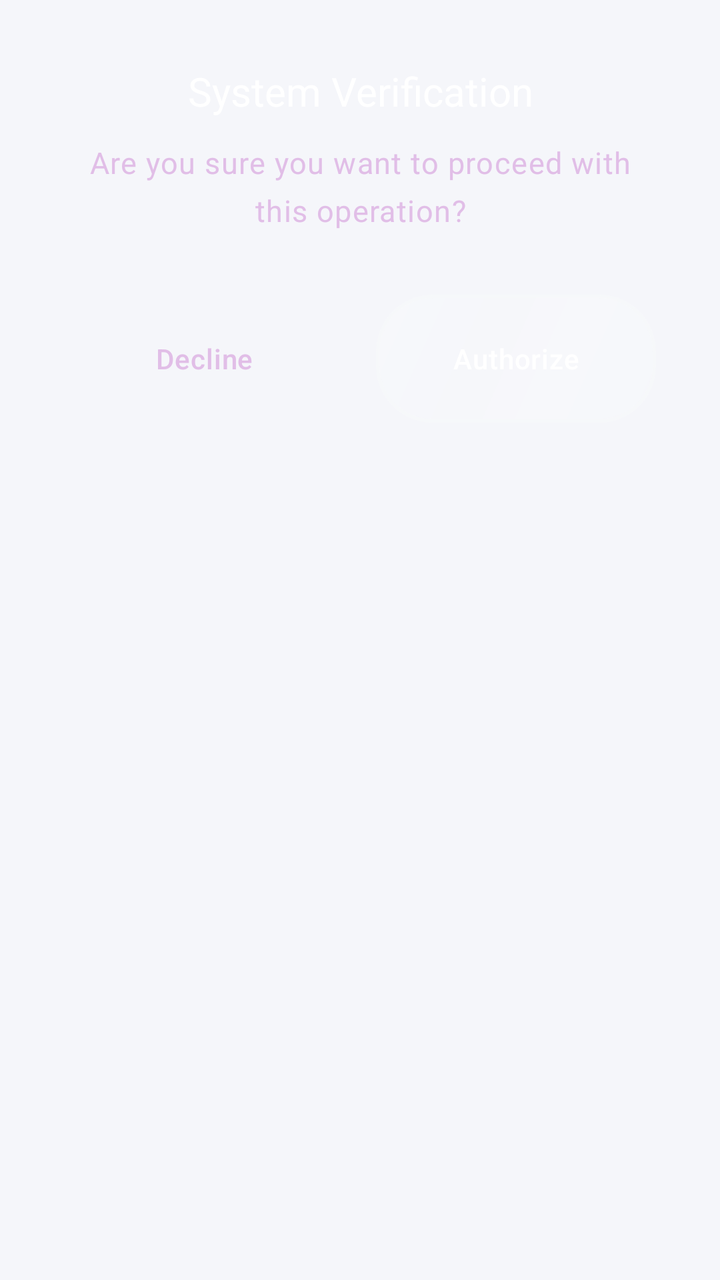
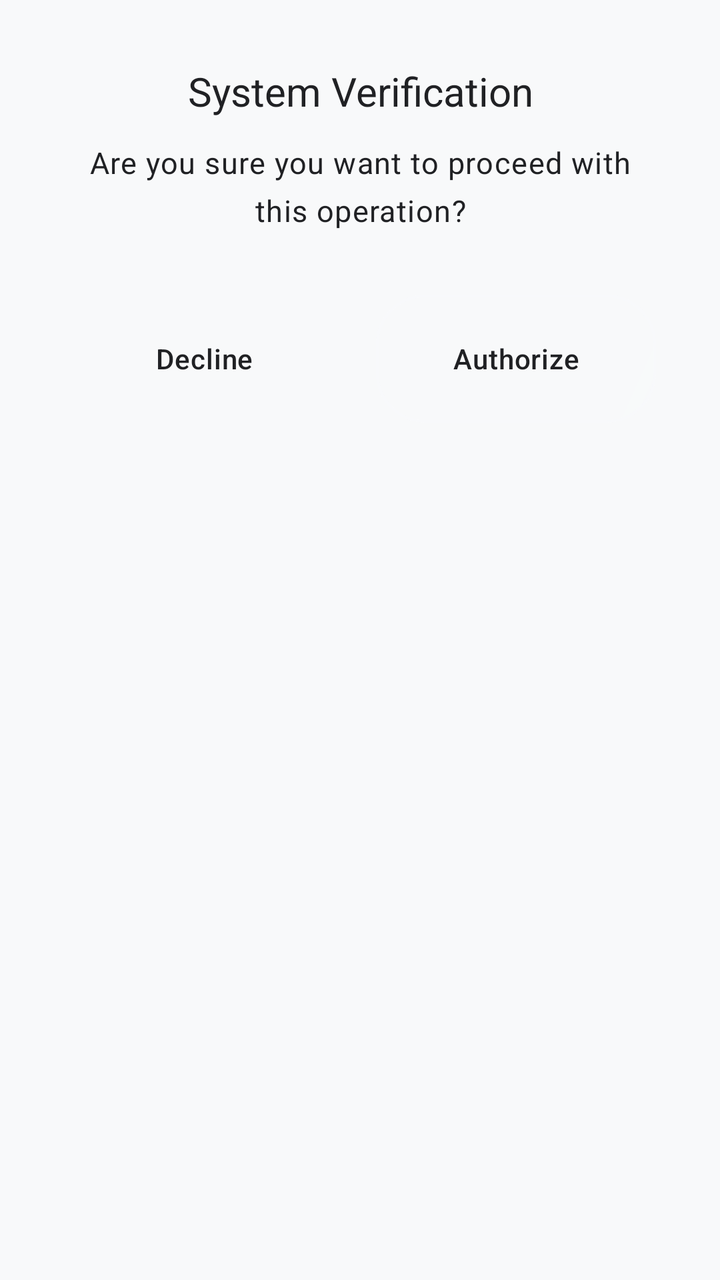

Before-and-after screenshots of an Android layout around one commit, followed by the original layout XML and the change that was made.
<!-- AndroidManifest.xml: application theme Theme.KasirAPP -->
<!-- res/layout/dialog_confirm.xml -->
<?xml version="1.0" encoding="utf-8"?>
<com.google.android.material.card.MaterialCardView
    xmlns:android="http://schemas.android.com/apk/res/android"
    xmlns:app="http://schemas.android.com/apk/res-auto"
    style="@style/Widget.App.Card"
    android:layout_width="match_parent"
    android:layout_height="wrap_content"
    app:cardCornerRadius="32dp"
    app:cardElevation="0dp">

    <LinearLayout
        android:layout_width="match_parent"
        android:layout_height="wrap_content"
        android:orientation="vertical"
        android:padding="32dp"
        android:gravity="center">

        <TextView
            android:id="@+id/tvTitle"
            style="@style/TextAppearance.Future.TitleLarge"
            android:layout_width="wrap_content"
            android:layout_height="wrap_content"
            android:text="System Verification"
            android:textAlignment="center"
            android:textColor="@color/white" />

        <TextView
            android:id="@+id/tvMessage"
            style="@style/TextAppearance.Future.BodyLarge"
            android:layout_width="match_parent"
            android:layout_height="wrap_content"
            android:layout_marginTop="12dp"
            android:text="Are you sure you want to proceed with this operation?"
            android:textAlignment="center"
            android:textColor="#E1BEE7" />

        <LinearLayout
            android:layout_width="match_parent"
            android:layout_height="wrap_content"
            android:orientation="horizontal"
            android:layout_marginTop="32dp">

            <com.google.android.material.button.MaterialButton
                android:id="@+id/btnCancel"
                style="@style/Widget.Material3.Button.TextButton"
                android:layout_width="0dp"
                android:layout_height="64dp"
                android:layout_weight="1"
                android:layout_marginEnd="8dp"
                android:text="Decline"
                android:textAllCaps="false"
                android:textAppearance="@style/TextAppearance.Future.LabelLarge"
                android:textColor="#E1BEE7" />

            <com.google.android.material.button.MaterialButton
                android:id="@+id/btnConfirm"
                style="@style/Widget.App.Button"
                android:layout_width="0dp"
                android:layout_height="64dp"
                android:layout_weight="1"
                android:layout_marginStart="8dp"
                android:text="Authorize"
                android:textAllCaps="false"
                android:textAppearance="@style/TextAppearance.Future.LabelLarge"
                android:textColor="@color/white"
                app:cornerRadius="20dp" />

        </LinearLayout>

    </LinearLayout>
</com.google.android.material.card.MaterialCardView>
<!-- resources referenced by this layout -->
<resources>
  <color name="white">#FFFFFF</color>
  <style name="Widget.App.Button" parent="Widget.Material3.Button.TonalButton">
          <item name="cornerRadius">20dp</item>
          <item name="android:background">@drawable/bg_liquid_glass</item>
          <item name="android:insetTop">0dp</item>
          <item name="android:insetBottom">0dp</item>
          <item name="android:textColor">@color/white</item>
      </style>
  <style name="Widget.App.Card" parent="Widget.Material3.CardView.Filled">
          <item name="cardCornerRadius">28dp</item>
          <item name="cardElevation">0dp</item>
          <item name="strokeWidth">0dp</item>
          <item name="android:background">@drawable/bg_liquid_glass</item>
          <item name="cardBackgroundColor">@android:color/transparent</item>
      </style>
  <style name="TextAppearance.Premium.BodyLarge" parent="TextAppearance.Material3.BodyLarge">
          <item name="android:textSize">15sp</item>
          <item name="android:fontFamily">sans-serif</item>
          <item name="android:lineSpacingExtra">3dp</item>
          <item name="android:textColor">#E1BEE7</item>
      </style>
  <style name="TextAppearance.Premium.LabelLarge" parent="TextAppearance.Material3.LabelLarge">
          <item name="android:textSize">14sp</item>
          <item name="android:fontFamily">sans-serif-medium</item>
          <item name="android:letterSpacing">0.02</item>
          <item name="android:textColor">#B39DDB</item>
      </style>
  <style name="TextAppearance.Premium.TitleLarge" parent="TextAppearance.Material3.TitleLarge">
          <item name="android:textSize">20sp</item>
          <item name="android:fontFamily">sans-serif-medium</item>
          <item name="android:textColor">@color/white</item>
      </style>
  <!-- drawable bg_liquid_glass (drawable) -->
  <?xml version="1.0" encoding="utf-8"?>
  <layer-list xmlns:android="http://schemas.android.com/apk/res/android">
      
      <item>
          <shape android:shape="rectangle">
              <solid android:color="#1A000000" />
              <corners android:radius="28dp" />
          </shape>
      </item>
  
      
      <item android:bottom="2dp" android:left="1dp" android:right="1dp" android:top="1dp">
          <shape android:shape="rectangle">
              <gradient
                  android:angle="135"
                  android:endColor="#1AFFFFFF"
                  android:startColor="#4DFFFFFF"
                  android:type="linear" />
              <corners android:radius="28dp" />
          </shape>
      </item>
  
      
      <item>
          <shape android:shape="rectangle">
              <solid android:color="@android:color/transparent" />
              <corners android:radius="28dp" />
              <stroke
                  android:width="1.5dp"
                  android:color="#80FFFFFF" />
          </shape>
      </item>
  </layer-list>
  <style name="Base.Theme.KasirAPP" parent="Theme.Material3.Light.NoActionBar">
          
          <item name="colorPrimary">@color/primary</item>
          <item name="colorOnPrimary">@color/on_primary</item>
          <item name="colorPrimaryContainer">@color/primary_container</item>
          <item name="colorOnPrimaryContainer">@color/on_primary_container</item>
  
          <item name="colorSecondary">@color/secondary</item>
          <item name="colorOnSecondary">@color/on_secondary</item>
          <item name="colorSecondaryContainer">@color/secondary_container</item>
          <item name="colorOnSecondaryContainer">@color/on_secondary_container</item>
  
          <item name="android:windowBackground">@color/background</item>
          <item name="colorSurface">@color/surface</item>
          <item name="colorOnSurface">@color/on_surface</item>
          <item name="colorSurfaceVariant">@color/surface_variant</item>
          <item name="colorOnSurfaceVariant">@color/on_surface_variant</item>
          <item name="colorOutline">@color/outline</item>
  
          
          <item name="android:statusBarColor">@android:color/transparent</item>
          <item name="android:windowLightStatusBar">false</item>
          <item name="android:navigationBarColor">@android:color/transparent</item>
          <item name="android:windowLightNavigationBar" tools:targetApi="27">false</item>
  
          
          <item name="materialCardViewStyle">@style/Widget.App.Card</item>
          <item name="materialButtonStyle">@style/Widget.App.Button</item>
          <item name="textInputStyle">@style/Widget.App.TextInputLayout</item>
  
          
          <item name="textAppearanceHeadlineLarge">@style/TextAppearance.Premium.HeadlineLarge</item>
          <item name="textAppearanceTitleLarge">@style/TextAppearance.Premium.TitleLarge</item>
          <item name="textAppearanceBodyLarge">@style/TextAppearance.Premium.BodyLarge</item>
          <item name="textAppearanceLabelLarge">@style/TextAppearance.Premium.LabelLarge</item>
      </style>
  <color name="primary">#5E35B1</color>
  <color name="primary_container">#F3E5F5</color>
  <color name="on_primary_container">#4A148C</color>
  <color name="secondary">#7B1FA2</color>
  <color name="background">#F5F6FA</color>
  <color name="on_surface_variant">#625B71</color>
  <color name="outline">#7B6F96</color>
  <style name="Widget.App.TextInputLayout" parent="Widget.Material3.TextInputLayout.OutlinedBox">
          <item name="boxCornerRadiusTopStart">20dp</item>
          <item name="boxCornerRadiusTopEnd">20dp</item>
          <item name="boxCornerRadiusBottomStart">20dp</item>
          <item name="boxCornerRadiusBottomEnd">20dp</item>
          <item name="boxStrokeColor">#80FFFFFF</item>
          <item name="boxStrokeWidth">1.5dp</item>
          <item name="boxStrokeWidthFocused">2.5dp</item>
          <item name="android:textColorHint">#B3FFFFFF</item>
      </style>
  <style name="TextAppearance.Premium.HeadlineLarge" parent="TextAppearance.Material3.HeadlineLarge">
          <item name="android:textSize">28sp</item>
          <item name="android:fontFamily">sans-serif-medium</item>
          <item name="android:letterSpacing">-0.02</item>
          <item name="android:textColor">@color/white</item>
      </style>
  <!-- unchanged entries left out for length: 11 -->
</resources>

<!-- the commit's change to res/layout/dialog_confirm.xml (unified diff, before → after) -->
@@ -22,7 +22,7 @@
             android:layout_height="wrap_content"
             android:text="System Verification"
             android:textAlignment="center"
-            android:textColor="@color/white" />
+            android:textColor="?attr/colorOnSurface" />
 
         <TextView
             android:id="@+id/tvMessage"
@@ -32,7 +32,7 @@
             android:layout_marginTop="12dp"
             android:text="Are you sure you want to proceed with this operation?"
             android:textAlignment="center"
-            android:textColor="#E1BEE7" />
+            android:textColor="?attr/colorOnSurfaceVariant" />
 
         <LinearLayout
             android:layout_width="match_parent"
@@ -50,7 +50,7 @@
                 android:text="Decline"
                 android:textAllCaps="false"
                 android:textAppearance="@style/TextAppearance.Future.LabelLarge"
-                android:textColor="#E1BEE7" />
+                android:textColor="?attr/colorOnSurfaceVariant" />
 
             <com.google.android.material.button.MaterialButton
                 android:id="@+id/btnConfirm"
@@ -62,7 +62,7 @@
                 android:text="Authorize"
                 android:textAllCaps="false"
                 android:textAppearance="@style/TextAppearance.Future.LabelLarge"
-                android:textColor="@color/white"
+                android:textColor="?attr/colorOnSurface"
                 app:cornerRadius="20dp" />
 
         </LinearLayout>
<!-- resource entries referenced after the edit -->
@@ -1,15 +1,14 @@
 <!-- resources referenced by this layout -->
 <resources>
-  <color name="white">#FFFFFF</color>
   <style name="Widget.App.Button" parent="Widget.Material3.Button.TonalButton">
-          <item name="cornerRadius">20dp</item>
+          <item name="cornerRadius">16dp</item>
           <item name="android:background">@drawable/bg_liquid_glass</item>
           <item name="android:insetTop">0dp</item>
           <item name="android:insetBottom">0dp</item>
-          <item name="android:textColor">@color/white</item>
+          <item name="android:textColor">?attr/colorOnSurface</item>
       </style>
   <style name="Widget.App.Card" parent="Widget.Material3.CardView.Filled">
-          <item name="cardCornerRadius">28dp</item>
+          <item name="cardCornerRadius">24dp</item>
           <item name="cardElevation">0dp</item>
           <item name="strokeWidth">0dp</item>
           <item name="android:background">@drawable/bg_liquid_glass</item>
@@ -19,18 +18,18 @@
           <item name="android:textSize">15sp</item>
           <item name="android:fontFamily">sans-serif</item>
           <item name="android:lineSpacingExtra">3dp</item>
-          <item name="android:textColor">#E1BEE7</item>
+          <item name="android:textColor">?attr/colorOnSurfaceVariant</item>
       </style>
   <style name="TextAppearance.Premium.LabelLarge" parent="TextAppearance.Material3.LabelLarge">
           <item name="android:textSize">14sp</item>
           <item name="android:fontFamily">sans-serif-medium</item>
           <item name="android:letterSpacing">0.02</item>
-          <item name="android:textColor">#B39DDB</item>
+          <item name="android:textColor">?attr/colorSecondary</item>
       </style>
   <style name="TextAppearance.Premium.TitleLarge" parent="TextAppearance.Material3.TitleLarge">
           <item name="android:textSize">20sp</item>
           <item name="android:fontFamily">sans-serif-medium</item>
-          <item name="android:textColor">@color/white</item>
+          <item name="android:textColor">?attr/colorOnSurface</item>
       </style>
   <!-- drawable bg_liquid_glass (drawable) -->
   <?xml version="1.0" encoding="utf-8"?>
@@ -38,20 +37,48 @@
       
       <item>
           <shape android:shape="rectangle">
-              <solid android:color="#1A000000" />
-              <corners android:radius="28dp" />
+              <solid android:color="#0D000000" />
+              <corners android:radius="24dp" />
           </shape>
       </item>
   
       
-      <item android:bottom="2dp" android:left="1dp" android:right="1dp" android:top="1dp">
+      <item android:bottom="1dp" android:left="1dp" android:right="1dp" android:top="1dp">
           <shape android:shape="rectangle">
               <gradient
                   android:angle="135"
-                  android:endColor="#1AFFFFFF"
-                  android:startColor="#4DFFFFFF"
+                  android:startColor="#26FFFFFF"
+                  android:endColor="#0DFFFFFF"
                   android:type="linear" />
-              <corners android:radius="28dp" />
+              <corners android:radius="24dp" />
+          </shape>
+      </item>
+  
+      
+      <item>
+          <shape android:shape="rectangle">
+              <gradient
+                  android:centerX="80%"
+                  android:centerY="20%"
+                  android:gradientRadius="120dp"
+                  android:startColor="#1AFFFFFF"
+                  android:endColor="@android:color/transparent"
+                  android:type="radial" />
+              <corners android:radius="24dp" />
+          </shape>
+      </item>
+  
+      
+      <item>
+          <shape android:shape="rectangle">
+              <gradient
+                  android:centerX="20%"
+                  android:centerY="80%"
+                  android:gradientRadius="150dp"
+                  android:startColor="#0D000000"
+                  android:endColor="@android:color/transparent"
+                  android:type="radial" />
+              <corners android:radius="24dp" />
           </shape>
       </item>
   
@@ -59,10 +86,10 @@
       <item>
           <shape android:shape="rectangle">
               <solid android:color="@android:color/transparent" />
-              <corners android:radius="28dp" />
+              <corners android:radius="24dp" />
               <stroke
-                  android:width="1.5dp"
-                  android:color="#80FFFFFF" />
+                  android:width="1.2dp"
+                  android:color="#26FFFFFF" />
           </shape>
       </item>
   </layer-list>
@@ -87,9 +114,9 @@
   
           
           <item name="android:statusBarColor">@android:color/transparent</item>
-          <item name="android:windowLightStatusBar">false</item>
+          <item name="android:windowLightStatusBar">true</item>
           <item name="android:navigationBarColor">@android:color/transparent</item>
-          <item name="android:windowLightNavigationBar" tools:targetApi="27">false</item>
+          <item name="android:windowLightNavigationBar" tools:targetApi="27">true</item>
   
           
           <item name="materialCardViewStyle">@style/Widget.App.Card</item>
@@ -102,28 +129,28 @@
           <item name="textAppearanceBodyLarge">@style/TextAppearance.Premium.BodyLarge</item>
           <item name="textAppearanceLabelLarge">@style/TextAppearance.Premium.LabelLarge</item>
       </style>
-  <color name="primary">#5E35B1</color>
-  <color name="primary_container">#F3E5F5</color>
-  <color name="on_primary_container">#4A148C</color>
-  <color name="secondary">#7B1FA2</color>
-  <color name="background">#F5F6FA</color>
-  <color name="on_surface_variant">#625B71</color>
-  <color name="outline">#7B6F96</color>
+  <color name="primary">#202124</color>
+  <color name="primary_container">#F5F6FA</color>
+  <color name="on_primary_container">#202124</color>
+  <color name="secondary">#625B71</color>
+  <color name="background">#F8F9FA</color>
+  <color name="on_surface_variant">#202124</color>
+  <color name="outline">#CCCCCC</color>
   <style name="Widget.App.TextInputLayout" parent="Widget.Material3.TextInputLayout.OutlinedBox">
-          <item name="boxCornerRadiusTopStart">20dp</item>
-          <item name="boxCornerRadiusTopEnd">20dp</item>
-          <item name="boxCornerRadiusBottomStart">20dp</item>
-          <item name="boxCornerRadiusBottomEnd">20dp</item>
-          <item name="boxStrokeColor">#80FFFFFF</item>
-          <item name="boxStrokeWidth">1.5dp</item>
-          <item name="boxStrokeWidthFocused">2.5dp</item>
-          <item name="android:textColorHint">#B3FFFFFF</item>
+          <item name="boxCornerRadiusTopStart">16dp</item>
+          <item name="boxCornerRadiusTopEnd">16dp</item>
+          <item name="boxCornerRadiusBottomStart">16dp</item>
+          <item name="boxCornerRadiusBottomEnd">16dp</item>
+          <item name="boxStrokeColor">?attr/colorOutline</item>
+          <item name="boxStrokeWidth">1.2dp</item>
+          <item name="boxStrokeWidthFocused">2dp</item>
+          <item name="android:textColorHint">?attr/colorOnSurfaceVariant</item>
       </style>
   <style name="TextAppearance.Premium.HeadlineLarge" parent="TextAppearance.Material3.HeadlineLarge">
           <item name="android:textSize">28sp</item>
           <item name="android:fontFamily">sans-serif-medium</item>
           <item name="android:letterSpacing">-0.02</item>
-          <item name="android:textColor">@color/white</item>
+          <item name="android:textColor">?attr/colorOnSurface</item>
       </style>
   <!-- unchanged entries left out for length: 11 -->
 </resources>
